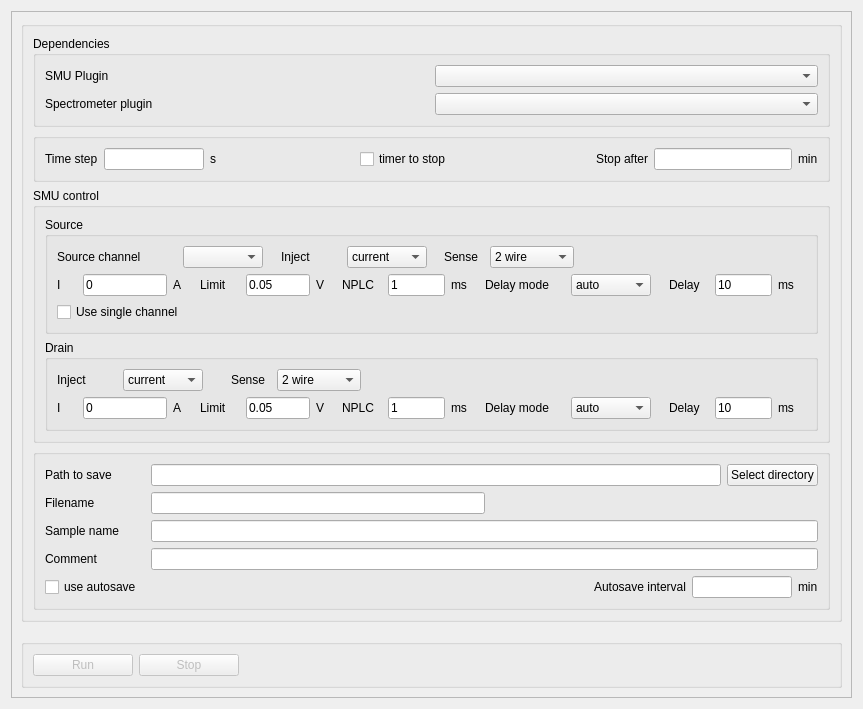
pyIVLS/pyIVLS, file plugins/specTimeIV-0.0.0/specTimeIV.ui: the form before one commit.
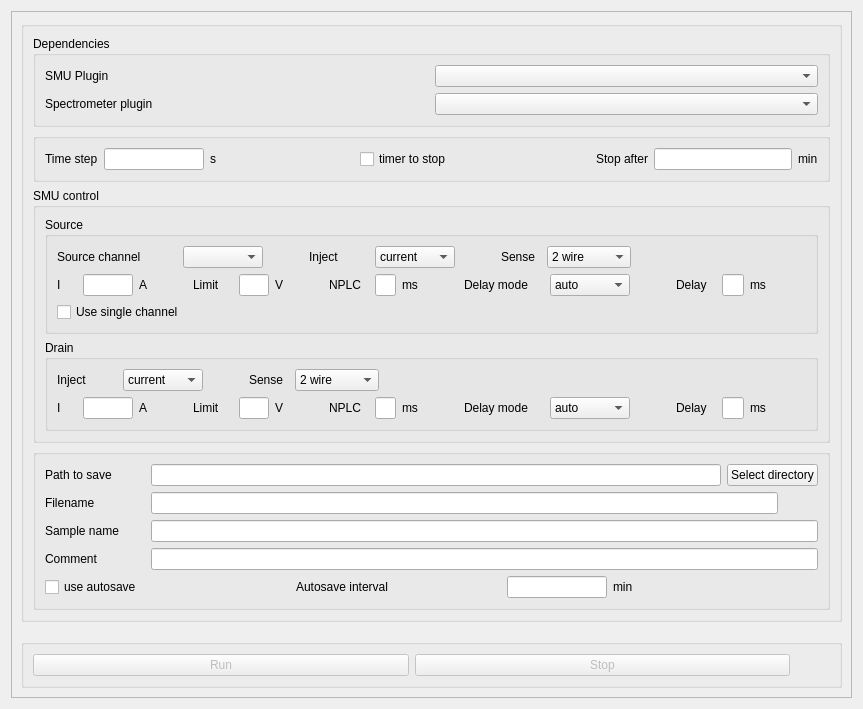
The form after the commit.

Commit message: Added components for dependency management, logging, and gui mapping. These can be used in other plugins, and are easier to test and modify with a uniform implementation.

Diff of the .ui file:
```diff
--- a/plugins/specTimeIV-0.0.0/specTimeIV.ui
+++ b/plugins/specTimeIV-0.0.0/specTimeIV.ui
@@ -226,9 +226,6 @@
                   </item>
                   <item>
                    <spacer name="horizontalSpacer_8">
-                    <property name="orientation">
-                     <enum>Qt::Orientation::Horizontal</enum>
-                    </property>
                     <property name="sizeHint" stdset="0">
                      <size>
                       <width>40</width>
@@ -291,9 +288,6 @@
                   </item>
                   <item>
                    <spacer name="horizontalSpacer_9">
-                    <property name="orientation">
-                     <enum>Qt::Orientation::Horizontal</enum>
-                    </property>
                     <property name="sizeHint" stdset="0">
                      <size>
                       <width>40</width>
@@ -361,9 +355,6 @@
                   </item>
                   <item>
                    <spacer name="horizontalSpacer_11">
-                    <property name="orientation">
-                     <enum>Qt::Orientation::Horizontal</enum>
-                    </property>
                     <property name="sizeHint" stdset="0">
                      <size>
                       <width>40</width>
@@ -412,7 +403,7 @@
                        </size>
                       </property>
                       <property name="text">
-                       <string>0</string>
+                       <string/>
                       </property>
                      </widget>
                     </item>
@@ -427,9 +418,6 @@
                   </item>
                   <item>
                    <spacer name="horizontalSpacer_7">
-                    <property name="orientation">
-                     <enum>Qt::Orientation::Horizontal</enum>
-                    </property>
                     <property name="sizeHint" stdset="0">
                      <size>
                       <width>40</width>
@@ -474,7 +462,7 @@
                        </size>
                       </property>
                       <property name="text">
-                       <string>0.05</string>
+                       <string/>
                       </property>
                      </widget>
                     </item>
@@ -489,9 +477,6 @@
                   </item>
                   <item>
                    <spacer name="horizontalSpacer_17">
-                    <property name="orientation">
-                     <enum>Qt::Orientation::Horizontal</enum>
-                    </property>
                     <property name="sizeHint" stdset="0">
                      <size>
                       <width>40</width>
@@ -542,7 +527,7 @@
                        </size>
                       </property>
                       <property name="text">
-                       <string>1</string>
+                       <string/>
                       </property>
                      </widget>
                     </item>
@@ -557,9 +542,6 @@
                   </item>
                   <item>
                    <spacer name="horizontalSpacer_19">
-                    <property name="orientation">
-                     <enum>Qt::Orientation::Horizontal</enum>
-                    </property>
                     <property name="sizeHint" stdset="0">
                      <size>
                       <width>40</width>
@@ -622,9 +604,6 @@
                   </item>
                   <item>
                    <spacer name="horizontalSpacer_20">
-                    <property name="orientation">
-                     <enum>Qt::Orientation::Horizontal</enum>
-                    </property>
                     <property name="sizeHint" stdset="0">
                      <size>
                       <width>40</width>
@@ -669,7 +648,7 @@
                        </size>
                       </property>
                       <property name="text">
-                       <string>10</string>
+                       <string/>
                       </property>
                      </widget>
                     </item>
@@ -684,9 +663,6 @@
                   </item>
                   <item>
                    <spacer name="horizontalSpacer_18">
-                    <property name="orientation">
-                     <enum>Qt::Orientation::Horizontal</enum>
-                    </property>
                     <property name="sizeHint" stdset="0">
                      <size>
                       <width>40</width>
@@ -773,9 +749,6 @@
                   </item>
                   <item>
                    <spacer name="horizontalSpacer_23">
-                    <property name="orientation">
-                     <enum>Qt::Orientation::Horizontal</enum>
-                    </property>
                     <property name="sizeHint" stdset="0">
                      <size>
                       <width>40</width>
@@ -843,9 +816,6 @@
                   </item>
                   <item>
                    <spacer name="horizontalSpacer_24">
-                    <property name="orientation">
-                     <enum>Qt::Orientation::Horizontal</enum>
-                    </property>
                     <property name="sizeHint" stdset="0">
                      <size>
                       <width>40</width>
@@ -894,7 +864,7 @@
                        </size>
                       </property>
                       <property name="text">
-                       <string>0</string>
+                       <string/>
                       </property>
                      </widget>
                     </item>
@@ -909,9 +879,6 @@
                   </item>
                   <item>
                    <spacer name="horizontalSpacer_22">
-                    <property name="orientation">
-                     <enum>Qt::Orientation::Horizontal</enum>
-                    </property>
                     <property name="sizeHint" stdset="0">
                      <size>
                       <width>40</width>
@@ -956,7 +923,7 @@
                        </size>
                       </property>
                       <property name="text">
-                       <string>0.05</string>
+                       <string/>
                       </property>
                      </widget>
                     </item>
@@ -971,9 +938,6 @@
                   </item>
                   <item>
                    <spacer name="horizontalSpacer_25">
-                    <property name="orientation">
-                     <enum>Qt::Orientation::Horizontal</enum>
-                    </property>
                     <property name="sizeHint" stdset="0">
                      <size>
                       <width>40</width>
@@ -1024,7 +988,7 @@
                        </size>
                       </property>
                       <property name="text">
-                       <string>1</string>
+                       <string/>
                       </property>
                      </widget>
                     </item>
@@ -1039,9 +1003,6 @@
                   </item>
                   <item>
                    <spacer name="horizontalSpacer_26">
-                    <property name="orientation">
-                     <enum>Qt::Orientation::Horizontal</enum>
-                    </property>
                     <property name="sizeHint" stdset="0">
                      <size>
                       <width>40</width>
@@ -1104,9 +1065,6 @@
                   </item>
                   <item>
                    <spacer name="horizontalSpacer_27">
-                    <property name="orientation">
-                     <enum>Qt::Orientation::Horizontal</enum>
-                    </property>
                     <property name="sizeHint" stdset="0">
                      <size>
                       <width>40</width>
@@ -1151,7 +1109,7 @@
                        </size>
                       </property>
                       <property name="text">
-                       <string>10</string>
+                       <string/>
                       </property>
                      </widget>
                     </item>
@@ -1166,9 +1124,6 @@
                   </item>
                   <item>
                    <spacer name="horizontalSpacer_28">
-                    <property name="orientation">
-                     <enum>Qt::Orientation::Horizontal</enum>
-                    </property>
                     <property name="sizeHint" stdset="0">
                      <size>
                       <width>40</width>
@@ -1238,9 +1193,6 @@
                </item>
                <item>
                 <spacer name="horizontalSpacer_5">
-                 <property name="orientation">
-                  <enum>Qt::Orientation::Horizontal</enum>
-                 </property>
                  <property name="sizeHint" stdset="0">
                   <size>
                    <width>40</width>
@@ -1309,9 +1261,6 @@
                </item>
                <item>
                 <spacer name="horizontalSpacer_3">
-                 <property name="orientation">
-                  <enum>Qt::Orientation::Horizontal</enum>
-                 </property>
                  <property name="sizeHint" stdset="0">
                   <size>
                    <width>40</width>
@@ -1407,9 +1356,6 @@
             </item>
             <item>
              <spacer name="horizontalSpacer_4">
-              <property name="orientation">
-               <enum>Qt::Orientation::Horizontal</enum>
-              </property>
               <property name="sizeHint" stdset="0">
                <size>
                 <width>40</width>
```
Left out of the diff: 9 changed lines with no effect on the pictures. The commit also changes 5 other files.
